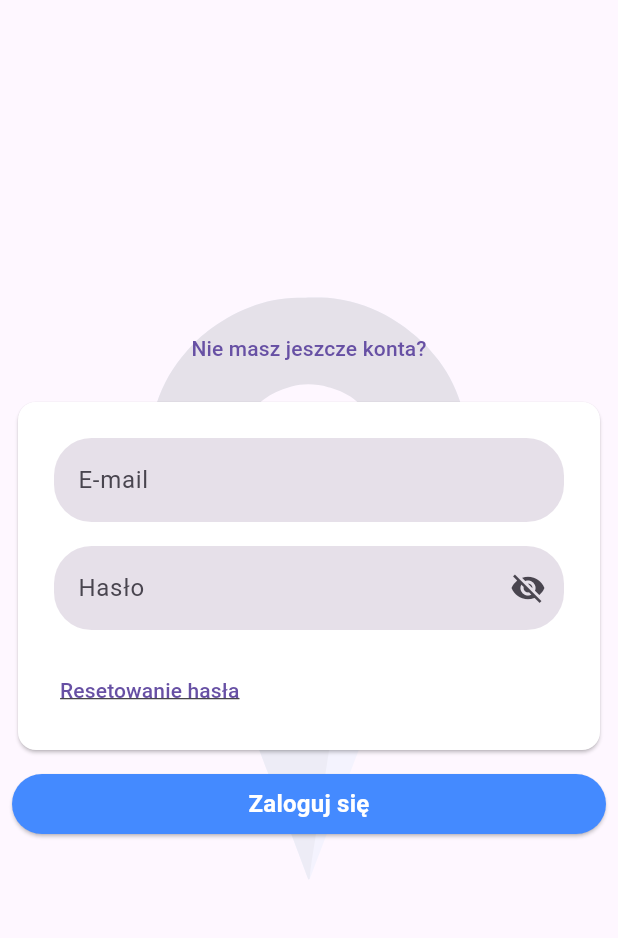
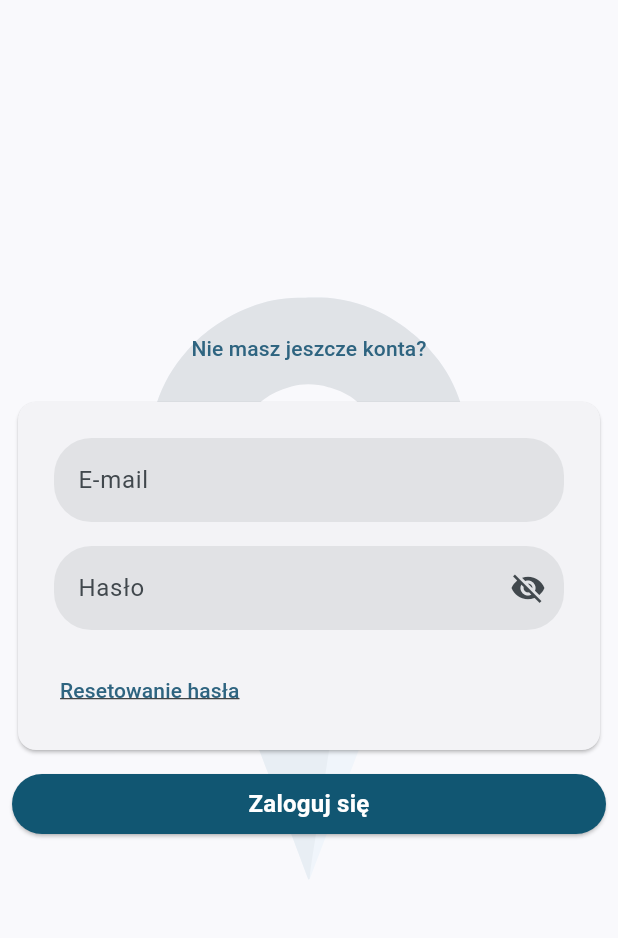
Before and after one commit to No0ne09/remember, a Flutter app: the screen it shows after launch, on a phone screen of 412 x 824 dp, the part 84-1022 px from its top. Run offline on Flutter 3.47's test engine with Material 3 defaults, Android fonts, the phone set to English and light mode, and no system bars; our stand-ins replace cached_network_image, cloud_firestore, connectivity_plus, convex_bottom_bar, firebase_auth, firebase_core and 11 more; missing offline and left inert: exif; accounts and stored records are empty.

Commit message:
startet with theming auth screen info popups added color schemes

```diff
--- /dev/null
+++ b/lib/helpers/theme.dart
@@ -0,0 +1,99 @@
+import 'package:flutter/material.dart';
+
+const lightScheme = ColorScheme(
+  brightness: Brightness.light,
+  primary: Color(4281230464),
+  surfaceTint: Color(4281230464),
+  onPrimary: Color(4294967295),
+  primaryContainer: Color(4288993528),
+  onPrimaryContainer: Color(4278207068),
+  secondary: Color(4283326829),
+  onSecondary: Color(4294967295),
+  secondaryContainer: Color(4292209143),
+  onSecondaryContainer: Color(4282010968),
+  tertiary: Color(4279326322),
+  onTertiary: Color(4294967295),
+  tertiaryContainer: Color(4282416025),
+  onTertiaryContainer: Color(4294967295),
+  error: Color(4290386458),
+  onError: Color(4294967295),
+  errorContainer: Color(4294957782),
+  onErrorContainer: Color(4282449922),
+  surface: Color(4294572540),
+  onSurface: Color(4279835678),
+  onSurfaceVariant: Color(4282468429),
+  outline: Color(4285626493),
+  outlineVariant: Color(4290824141),
+  shadow: Color(4278190080),
+  scrim: Color(4278190080),
+  inverseSurface: Color(4281217331),
+  inversePrimary: Color(4288269805),
+  primaryFixed: Color(4291094527),
+  onPrimaryFixed: Color(4278197804),
+  primaryFixedDim: Color(4288269805),
+  onPrimaryFixedVariant: Color(4278996071),
+  secondaryFixed: Color(4291945972),
+  onSecondaryFixed: Color(4278853160),
+  secondaryFixedDim: Color(4290169303),
+  onSecondaryFixedVariant: Color(4281813333),
+  tertiaryFixed: Color(4290963711),
+  onTertiaryFixed: Color(4278197804),
+  tertiaryFixedDim: Color(4288007918),
+  onTertiaryFixedVariant: Color(4278209896),
+  surfaceDim: Color(4292467420),
+  surfaceBright: Color(4294572540),
+  surfaceContainerLowest: Color(4294967295),
+  surfaceContainerLow: Color(4294177782),
+  surfaceContainer: Color(4293783280),
+  surfaceContainerHigh: Color(4293388522),
+  surfaceContainerHighest: Color(4292993765),
+);
+
+const darkScheme = ColorScheme(
+  brightness: Brightness.dark,
+  primary: Color(4292932351),
+  surfaceTint: Color(4288269805),
+  onPrimary: Color(4278203466),
+  primaryContainer: Color(4288204011),
+  onPrimaryContainer: Color(4278205008),
+  secondary: Color(4290169303),
+  onSecondary: Color(4280300349),
+  secondaryContainer: Color(4281155659),
+  onSecondaryContainer: Color(4290827490),
+  tertiary: Color(4288007918),
+  onTertiary: Color(4278203720),
+  tertiaryContainer: Color(4282416025),
+  onTertiaryContainer: Color(4294967295),
+  error: Color(4294948011),
+  onError: Color(4285071365),
+  errorContainer: Color(4287823882),
+  onErrorContainer: Color(4294957782),
+  surface: Color(4279309334),
+  onSurface: Color(4292993765),
+  onSurfaceVariant: Color(4290824141),
+  outline: Color(4287337111),
+  outlineVariant: Color(4282468429),
+  shadow: Color(4278190080),
+  scrim: Color(4278190080),
+  inverseSurface: Color(4292993765),
+  inversePrimary: Color(4281230464),
+  primaryFixed: Color(4291094527),
+  onPrimaryFixed: Color(4278197804),
+  primaryFixedDim: Color(4288269805),
+  onPrimaryFixedVariant: Color(4278996071),
+  secondaryFixed: Color(4291945972),
+  onSecondaryFixed: Color(4278853160),
+  secondaryFixedDim: Color(4290169303),
+  onSecondaryFixedVariant: Color(4281813333),
+  tertiaryFixed: Color(4290963711),
+  onTertiaryFixed: Color(4278197804),
+  tertiaryFixedDim: Color(4288007918),
+  onTertiaryFixedVariant: Color(4278209896),
+  surfaceDim: Color(4279309334),
+  surfaceBright: Color(4281809212),
+  surfaceContainerLowest: Color(4278980368),
+  surfaceContainerLow: Color(4279835678),
+  surfaceContainer: Color(4280098850),
+  surfaceContainerHigh: Color(4280822316),
+  surfaceContainerHighest: Color(4281546039),
+);
--- a/lib/main.dart
+++ b/lib/main.dart
@@ -8,6 +8,7 @@ import 'package:flutter/services.dart';
 import 'package:flutter_localizations/flutter_localizations.dart';
 import 'package:flutter_riverpod/flutter_riverpod.dart';
 import 'package:remember/helpers/strings.dart';
+import 'package:remember/helpers/theme.dart';
 
 /*For dev purposes only. If you want to compile app for android this needs to be commented out*/
 //import 'package:remember/helpers/dev_web_api_parsing.dart';
@@ -36,6 +37,23 @@ class App extends StatelessWidget {
   @override
   Widget build(BuildContext context) {
     return MaterialApp(
+      theme: ThemeData(
+        colorScheme: lightScheme,
+        elevatedButtonTheme: ElevatedButtonThemeData(
+          style: ElevatedButton.styleFrom(
+            backgroundColor: lightScheme.tertiary,
+          ),
+        ),
+      ),
+      darkTheme: ThemeData(
+        brightness: Brightness.dark,
+        colorScheme: darkScheme,
+        elevatedButtonTheme: ElevatedButtonThemeData(
+          style: ElevatedButton.styleFrom(
+            backgroundColor: darkScheme.inversePrimary,
+          ),
+        ),
+      ),
       title: appName,
       localizationsDelegates: const [
         GlobalMaterialLocalizations.delegate,
--- a/lib/widgets/auth_form.dart
+++ b/lib/widgets/auth_form.dart
@@ -111,7 +111,6 @@ class _AuthFormState extends ConsumerState<AuthForm> {
                 height: 8,
               ),
               Card(
-                  color: Theme.of(context).colorScheme.onTertiary,
                   child: Padding(
                 padding: const EdgeInsets.all(16.0),
                 child: Form(
@@ -165,8 +164,7 @@ class _AuthFormState extends ConsumerState<AuthForm> {
                             onPressed: () async {
                               await showDialog(
                                 context: context,
-                                    builder: (context) =>
-                                        const AuthResetPopup(),
+                                builder: (context) => const AuthResetPopup(),
                               );
                             },
                             child: const Text(
--- a/lib/widgets/buttons/main_button.dart
+++ b/lib/widgets/buttons/main_button.dart
@@ -16,7 +16,6 @@ class MainButton extends StatelessWidget {
   @override
   Widget build(BuildContext context) {
     return ElevatedButton(
-      style: ElevatedButton.styleFrom(backgroundColor: backgroundColor),
       onPressed: onPressed,
       child: Text(
         textAlign: TextAlign.center,
--- a/lib/widgets/custom_app_bar.dart
+++ b/lib/widgets/custom_app_bar.dart
@@ -13,7 +13,6 @@ class CustomAppBar extends ConsumerWidget {
   Widget build(BuildContext context, WidgetRef ref) {
     return ConvexAppBar(
       key: appBarKey,
-      activeColor: Colors.white,
       initialActiveIndex: 0,
       top: 0,
       height: 60,
--- a/lib/widgets/popups/info_popup.dart
+++ b/lib/widgets/popups/info_popup.dart
@@ -11,6 +11,7 @@ class InfoPopup extends StatelessWidget {
   final String desc;
   @override
   Widget build(BuildContext context) {
+    final theme = Theme.of(context);
     return AlertDialog(
       actions: [
         ElevatedButton(
@@ -18,7 +19,9 @@ class InfoPopup extends StatelessWidget {
             Navigator.pop(context);
           },
           style: ElevatedButton.styleFrom(
-              backgroundColor: Theme.of(context).colorScheme.error,
+              backgroundColor: theme.brightness == Brightness.light
+                  ? theme.colorScheme.error
+                  : theme.colorScheme.errorContainer,
               foregroundColor: Colors.white),
           child: const Text("Ok"),
         ),
```
Lines whose indentation alone changed are shown as unchanged.
